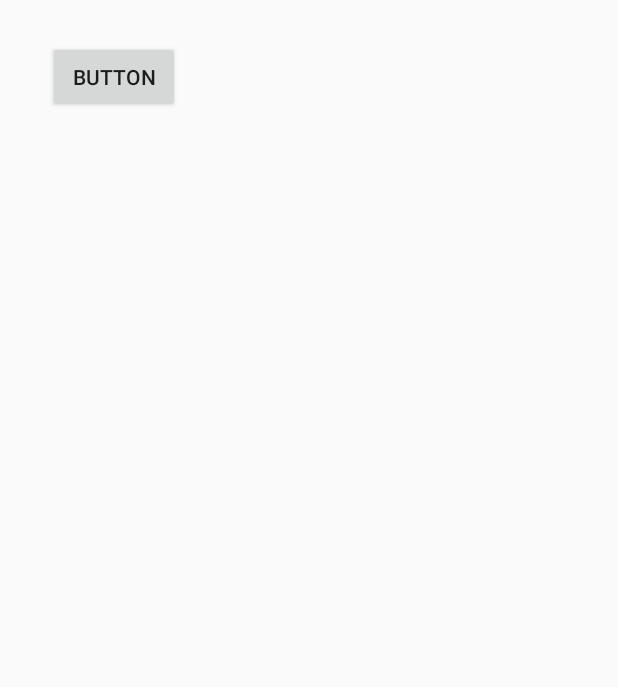
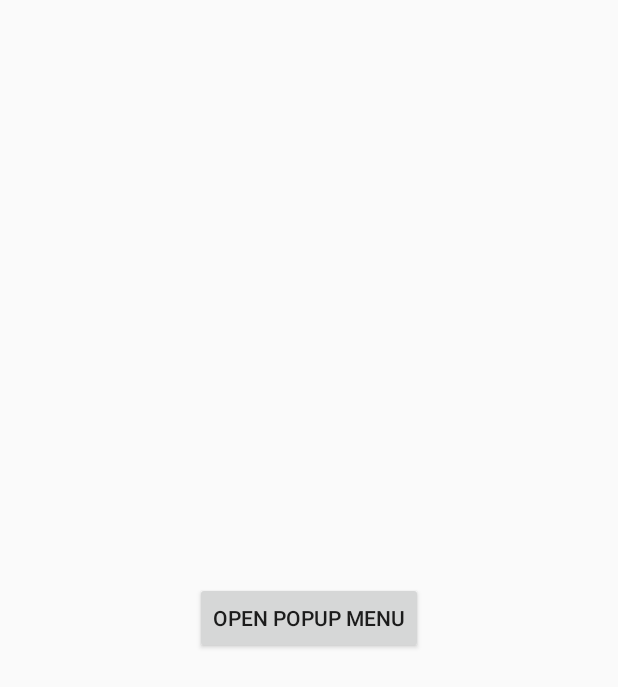
Before and after one commit to joshuaj1397/Guideme, an Android app: the layout activity_main.xml on its own in the app's theme, with its tools: preview values and no code run, on a phone screen of 412 x 824 dp. Shown: the top 687 px of the screen. Run offline under Robolectric (Android 15) with nearby library versions, the light colour scheme and no system bars.

Commit message:
Added menu.xml

```diff
--- a/app/src/main/java/com/example/thegentz/guideme/MainActivity.java
+++ b/app/src/main/java/com/example/thegentz/guideme/MainActivity.java
@@ -30,7 +30,7 @@ public class MainActivity extends AppCompatActivity {
     public void showPopup(View v) {
         PopupMenu popup = new PopupMenu(this, v);
         MenuInflater inflater = popup.getMenuInflater();
-        inflater.inflate(R.menu.menu_save, popup.getMenu());
+        inflater.inflate(R.menu.main, popup.getMenu());
         popup.show();
     }
 
--- a/app/src/main/res/layout/activity_main.xml
+++ b/app/src/main/res/layout/activity_main.xml
@@ -11,14 +11,10 @@
     tools:context="com.example.thegentz.guideme.MainActivity">
 
     <Button
-        android:text="Button"
+        android:id="@+id/btn"
         android:layout_width="wrap_content"
         android:layout_height="wrap_content"
-        android:layout_alignParentTop="true"
-        android:layout_alignParentLeft="true"
-        android:layout_alignParentStart="true"
-        android:layout_marginLeft="16dp"
-        android:layout_marginStart="16dp"
-        android:layout_marginTop="11dp"
-        android:id="@+id/button" />
+        android:layout_centerHorizontal="true"
+        android:layout_centerVertical="true"
+        android:text="@string/str_btn" />
 </RelativeLayout>
--- a/app/src/main/res/values/strings.xml
+++ b/app/src/main/res/values/strings.xml
@@ -1,7 +1,11 @@
 <resources>
     <string name="app_name">GuideMe</string>
-    <string name="descr_overflow_button">stdbtn</string>
+
     <string name="menu_about">About</string>
     <string name="menu_events">Events</string>
     <string name="menu_map">Map</string>
+    <string name="str_btn">Open Popup Menu</string>
+    <string name="action1">Action1</string>
+    <string name="action2">Action2</string>
+    <string name="action3">Action3</string>
 </resources>
```
